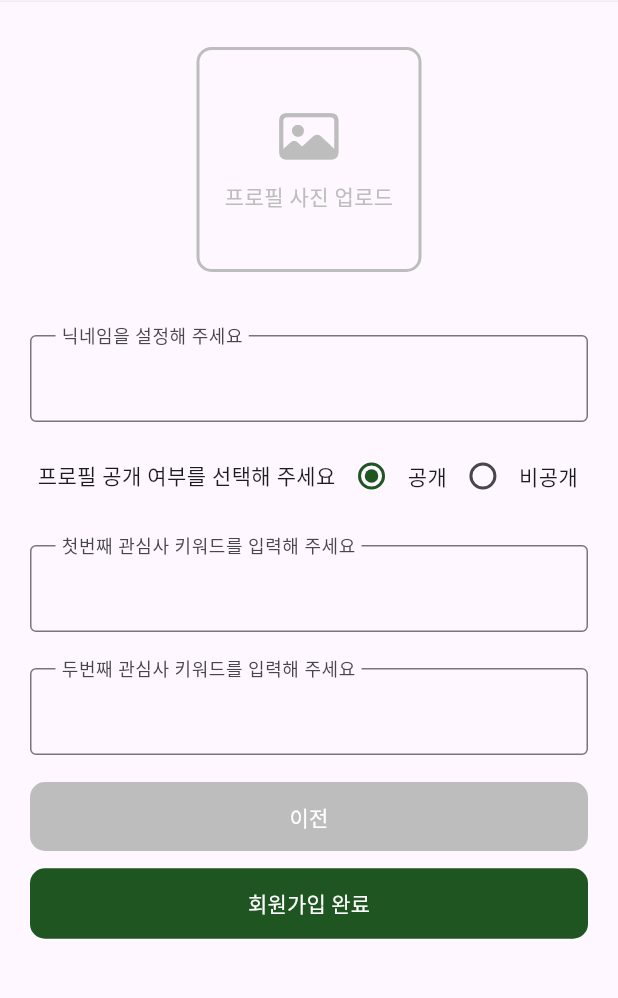
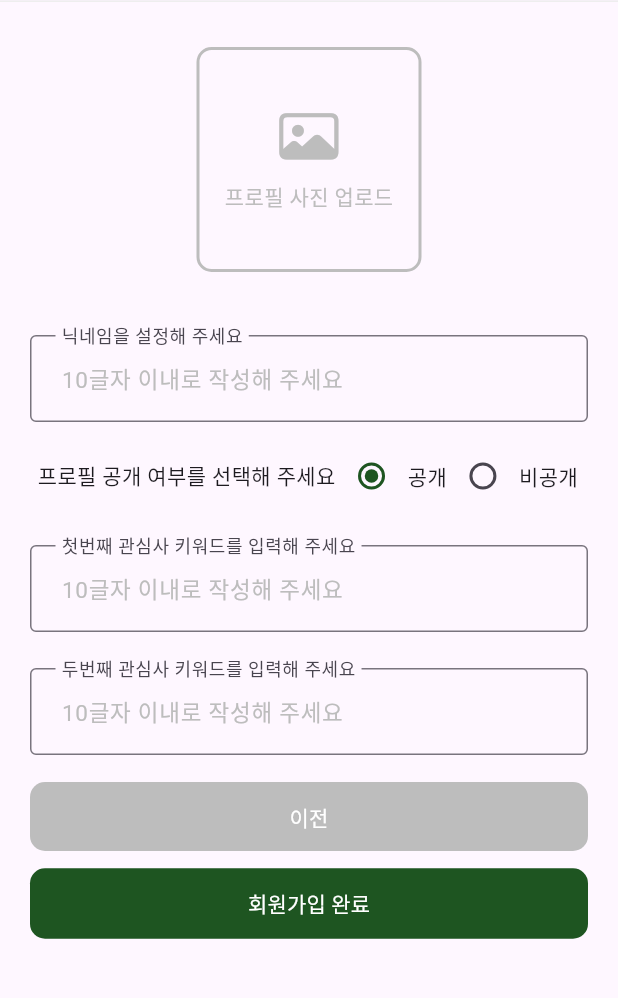
Before and after one commit to SWE3028-41-Team-G/capstone-project, a Flutter app: the RegisterProfile screen opened directly with empty values, on a phone screen of 412 x 824 dp, the part 76-1074 px from its top. Run offline on Flutter 3.47's test engine with Material 3 defaults, Android fonts, the phone set to English and light mode, and no system bars; our stand-ins replace image_picker, multi_select_flutter; network calls fail.

```diff
--- a/apps/frontend/lib/register/register.dart
+++ b/apps/frontend/lib/register/register.dart
@@ -459,7 +459,7 @@ class _EmailInputRowState extends State<EmailInputRow> {
                   labelText: "아이디",
                   contentPadding: EdgeInsets.all(10),
                   border: OutlineInputBorder(),
-              ),
+                  floatingLabelBehavior: FloatingLabelBehavior.never),
               validator: (value) {
                 if (value == null || value.isEmpty) {
                   return '';
@@ -484,7 +484,7 @@ class _EmailInputRowState extends State<EmailInputRow> {
                   labelText: "도메인 선택",
                   contentPadding: EdgeInsets.all(10),
                   border: OutlineInputBorder(),
-              ),
+                  floatingLabelBehavior: FloatingLabelBehavior.never),
               value: widget.selectedDomain,
               items: [
                 DropdownMenuItem(
@@ -531,7 +531,8 @@ class _EmailInputRowState extends State<EmailInputRow> {
 
 // TextFormField 위젯 커스텀
 class CustomTextFormField extends StatelessWidget {
-  final String labelText;
+  final String? labelText;
+  final String? hintText;
   final String? Function(String?)? validator;
   final void Function(String?)? onSaved;
   final void Function(String?)? onChanged;
@@ -539,7 +540,8 @@ class CustomTextFormField extends StatelessWidget {
 
   const CustomTextFormField(
       {super.key,
-      required this.labelText,
+      this.labelText,
+      this.hintText,
       this.validator,
       this.onSaved,
       this.obscureText = false,
@@ -553,6 +555,8 @@ class CustomTextFormField extends StatelessWidget {
         obscureText: obscureText,
         decoration: InputDecoration(
           labelText: labelText,
+          hintText: hintText,
+          hintStyle: TextStyle(color: Colors.grey[400], fontSize: 15),
           floatingLabelBehavior: FloatingLabelBehavior.always,
           contentPadding: EdgeInsets.all(17),
           border: OutlineInputBorder(),
--- a/apps/frontend/lib/register/register_profile.dart
+++ b/apps/frontend/lib/register/register_profile.dart
@@ -4,6 +4,10 @@ import 'package:flutter/cupertino.dart';
 import 'package:flutter/material.dart';
 import 'package:frontend/home.dart';
 import 'package:frontend/register/register.dart';
+
+import 'dart:convert';
+import 'package:http/http.dart' as http;
+import 'package:frontend/utils/api_helper.dart';
 import 'package:image_picker/image_picker.dart';
 
 class RegisterProfile extends StatefulWidget {
@@ -19,6 +23,7 @@ class RegisterProfile extends StatefulWidget {
 class _RegisterProfileState extends State<RegisterProfile> {
   final _formKey = GlobalKey<FormState>(); // GlobalKey for Form
   XFile? _image; //이미지를 담을 변수 선언
+  String? imgUrl;
   final ImagePicker picker = ImagePicker(); //ImagePicker 초기화
   String _selectedOption = '공개';
 
@@ -83,13 +88,52 @@ class _RegisterProfileState extends State<RegisterProfile> {
                   SizedBox(
                     height: 30,
                   ),
-                  CustomTextFormField(labelText: "닉네임을 설정해 주세요"),
+                  CustomTextFormField(
+                    labelText: "닉네임을 설정해 주세요",
+                    hintText: "10글자 이내로 작성해 주세요",
+                    validator: (value) {
+                      if (value == null || value.isEmpty) {
+                        return '닉네임을 입력해 주세요';
+                      }
+                      if (value.length > 10) {
+                        debugPrint("글자수?? ${value.length}");
+                        return '10글자 이내로 작성해 주세요';
+                      }
+                      return null;
+                    },
+                  ),
                   _openProfile(),
                   SizedBox(
                     height: 10,
                   ),
-                  CustomTextFormField(labelText: "첫번째 관심사 키워드를 입력해 주세요"),
-                  CustomTextFormField(labelText: "두번째 관심사 키워드를 입력해 주세요"),
+                  CustomTextFormField(
+                    labelText: "첫번째 관심사 키워드를 입력해 주세요",
+                    hintText: "10글자 이내로 작성해 주세요",
+                    validator: (value) {
+                      if (value == null || value.isEmpty) {
+                        return '키워드를 입력해 주세요';
+                      }
+                      if (value.length > 10) {
+                        debugPrint("글자수?? ${value.length}");
+                        return '10글자 이내로 작성해 주세요';
+                      }
+                      return null;
+                    },
+                  ),
+                  CustomTextFormField(
+                    labelText: "두번째 관심사 키워드를 입력해 주세요",
+                    hintText: "10글자 이내로 작성해 주세요",
+                    validator: (value) {
+                      if (value == null || value.isEmpty) {
+                        return '키워드를 입력해 주세요';
+                      }
+                      if (value.length > 10) {
+                        debugPrint("글자수?? ${value.length}");
+                        return '10글자 이내로 작성해 주세요';
+                      }
+                      return null;
+                    },
+                  ),
                   CustomButton(
                     backgroundColor: Colors.grey[400]!,
                     text: "이전",
@@ -107,11 +151,55 @@ class _RegisterProfileState extends State<RegisterProfile> {
                   CustomButton(
                     backgroundColor: const Color.fromARGB(255, 30, 85, 33),
                     text: "회원가입 완료",
-                    onPressed: () {
+                    onPressed: () async {
                       if (_formKey.currentState!.validate()) {
                         _formKey.currentState!.save();
 
-                        // 프로필 등록으로 이동
+                        // 이미지 임시 업로드 POST ----------------------------------------------------
+                        final Uri imgRequest = ApiHelper.buildRequest(
+                            'users/profile/image'); // API endpoint
+                        // XFile을 멀티파트 파일로 변환
+                        final imgPost =
+                            http.MultipartRequest('POST', imgRequest);
+                        final file = await http.MultipartFile.fromPath(
+                          'image',
+                          _image!.path,
+                        );
+                        imgPost.files.add(file);
+                        try {
+                          final imgResponse = await imgPost.send();
+                          final response =
+                              await http.Response.fromStream(imgResponse);
+
+                          if (imgResponse.statusCode == 201) {
+                            // 요청 성공
+                            final responseData = jsonDecode(response.body);
+                            setState(() {
+                              imgUrl = responseData['url']
+                                  as String; // URL 값 추출 및 저장
+                            });
+                            debugPrint("이미지 임시 업로드 성공! ^___^");
+                            debugPrint(
+                                "2번째!!! responseBody 디버깅주우우웅 : $imgUrl"); // 응답 JSON 파싱
+                          } else {
+                            // 요청 실패
+                            debugPrint("요청 실패: ${response.body}");
+                            ScaffoldMessenger.of(context).showSnackBar(
+                              SnackBar(
+                                  content: Text("서버 오류가 발생했습니다. 다시 시도해주세요.")),
+                            );
+                          }
+                        } catch (e) {
+                          // 네트워크 또는 기타 오류 처리
+                          debugPrint("오류 발생: $e");
+                          ScaffoldMessenger.of(context).showSnackBar(
+                            SnackBar(
+                                content: Text("오류가 발생했습니다. 인터넷 연결을 확인해주세요.")),
+                          );
+                        }
+
+                        // 회원가입 POST -----------------------------------------------------------------------------------
+                        // 회원가입 status code == 201일 때 이동하기
                         Navigator.push(
                           context,
                           MaterialPageRoute(builder: (context) => const Home()),
```
Also changed, not shown: apps/frontend/lib/register/major.dart (+0 -26 lines). Lines whose indentation alone changed are shown as unchanged.
